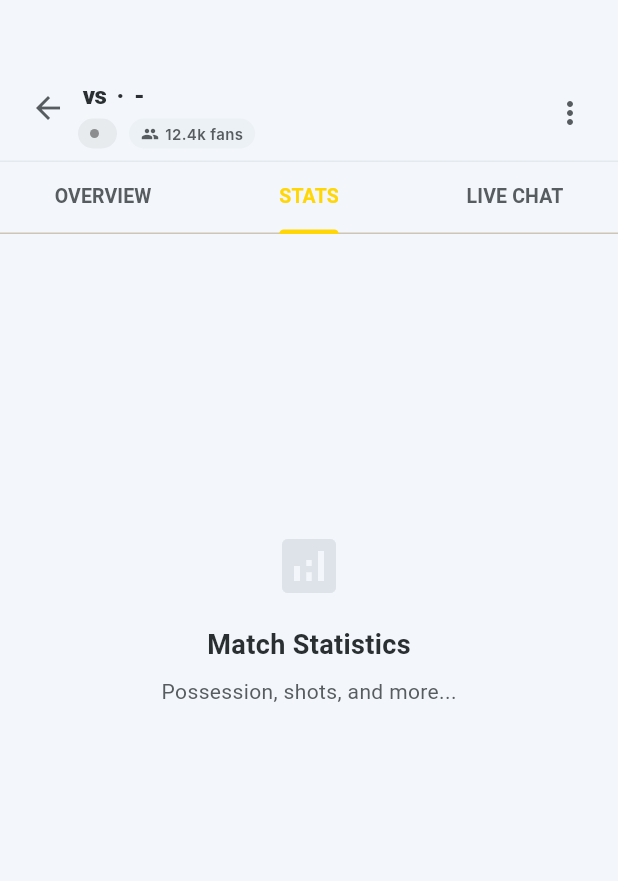
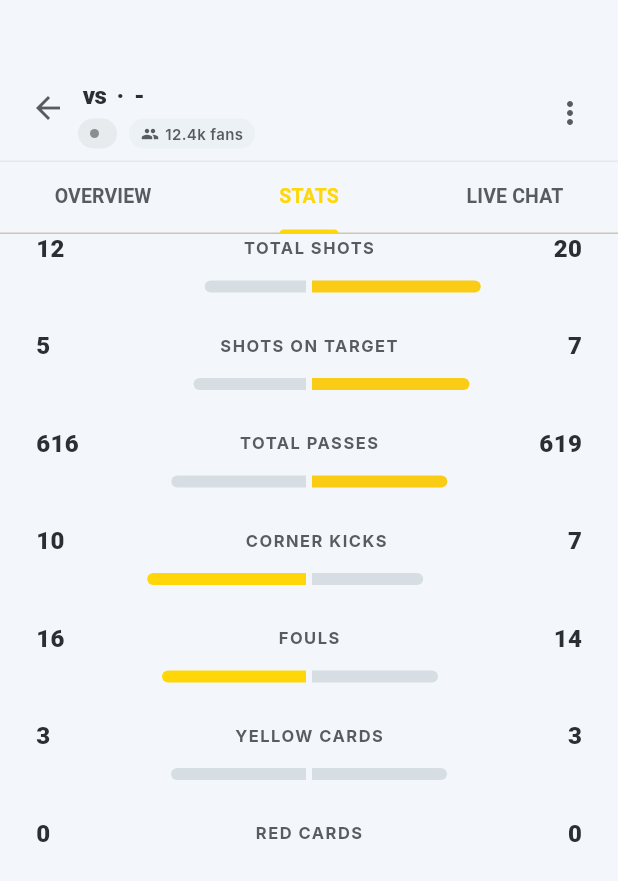
Before and after one commit to emingarip/sports-app, a Flutter app: the MatchDetailScreen screen opened directly with empty values, tab 2 chosen, scrolled down 352 dp, on a phone screen of 412 x 824 dp. Shown: the top 881 px of the screen. Run offline on Flutter 3.47's test engine with Material 3 defaults, Android fonts, the phone set to English and light mode, and no system bars; our stand-ins replace firebase_core, firebase_messaging, flutter_dotenv, flutter_riverpod, riverpod_annotation, shimmer and 1 more; accounts and stored records are empty; generated files the repository leaves out were written again; network calls fail; Roboto replaces fonts that are missing (Inter, Lexend).

Commit message:
feat(ui): implement match details stats tab with deterministic data generator and animated dual progress bars

```diff
--- a/lib/screens/match_detail_screen.dart
+++ b/lib/screens/match_detail_screen.dart
@@ -5,6 +5,7 @@ import 'package:flutter/material.dart';
 import '../theme/app_theme.dart';
 import '../models/match.dart' as model;
 import '../services/chat_service.dart';
+import '../widgets/match_stats_view.dart';
 
 enum MessageType { user, me, systemEvent }
 
@@ -270,18 +271,7 @@ class _MatchDetailScreenState extends State<MatchDetailScreen> with TickerProvid
   }
 
   Widget _buildStatsTab() {
-    return Center(
-      child: Column(
-        mainAxisAlignment: MainAxisAlignment.center,
-        children: [
-          Icon(Icons.analytics, size: 48, color: context.colors.surfaceContainerHigh),
-          const SizedBox(height: 16),
-          Text("Match Statistics", style: TextStyle(fontFamily: 'Lexend', fontSize: 18, color: context.colors.textHigh, fontWeight: FontWeight.bold)),
-          const SizedBox(height: 8),
-          Text("Possession, shots, and more...", style: TextStyle(color: context.colors.textMedium)),
-        ],
-      ),
-    );
+    return MatchStatsView(match: widget.match);
   }
 
   Widget _buildChatTab() {
--- /dev/null
+++ b/lib/widgets/match_stats_view.dart
@@ -0,0 +1,206 @@
+import 'dart:math';
+import 'package:flutter/material.dart';
+import '../models/match.dart' as model;
+import '../theme/app_theme.dart';
+
+class MatchStatData {
+  final String label;
+  final int homeValue;
+  final int awayValue;
+  final bool isPercentage;
+
+  MatchStatData({
+    required this.label,
+    required this.homeValue,
+    required this.awayValue,
+    this.isPercentage = false,
+  });
+
+  int get total => isPercentage ? 100 : homeValue + awayValue;
+  double get homePercentage => total == 0 ? 0 : homeValue / total;
+  double get awayPercentage => total == 0 ? 0 : awayValue / total;
+}
+
+class MatchStatsView extends StatefulWidget {
+  final model.Match match;
+
+  const MatchStatsView({super.key, required this.match});
+
+  @override
+  State<MatchStatsView> createState() => _MatchStatsViewState();
+}
+
+class _MatchStatsViewState extends State<MatchStatsView> with SingleTickerProviderStateMixin {
+  late final List<MatchStatData> _stats;
+  late AnimationController _animController;
+  late Animation<double> _animation;
+
+  @override
+  void initState() {
+    super.initState();
+    _stats = _generateDeterministicStats(widget.match.id);
+
+    _animController = AnimationController(
+      vsync: this,
+      duration: const Duration(milliseconds: 1200),
+    );
+    _animation = CurvedAnimation(parent: _animController, curve: Curves.easeOutCubic);
+    _animController.forward();
+  }
+
+  @override
+  void dispose() {
+    _animController.dispose();
+    super.dispose();
+  }
+
+  List<MatchStatData> _generateDeterministicStats(String matchId) {
+    // We seed the random generator using the hashcode of the match ID.
+    // This ensures that the generated stats are permanently consistent for the same match.
+    final rand = Random(matchId.hashCode);
+
+    int homePossession = 35 + rand.nextInt(31); // 35% to 65%
+    int awayPossession = 100 - homePossession;
+
+    int homeTotalShots = rand.nextInt(20) + 5; // 5 to 24
+    int awayTotalShots = rand.nextInt(20) + 5;
+
+    int homeShotsOnTarget = (homeTotalShots * (0.3 + rand.nextDouble() * 0.4)).round();
+    int awayShotsOnTarget = (awayTotalShots * (0.3 + rand.nextDouble() * 0.4)).round();
+
+    int homeCorners = rand.nextInt(10) + 1; // 1 to 10
+    int awayCorners = rand.nextInt(10) + 1;
+
+    int homeFouls = rand.nextInt(15) + 5; // 5 to 19
+    int awayFouls = rand.nextInt(15) + 5;
+
+    int homeYellow = rand.nextInt(5); // 0 to 4
+    int awayYellow = rand.nextInt(5);
+
+    int homeRed = rand.nextDouble() > 0.85 ? 1 : 0; // 15% chance
+    int awayRed = rand.nextDouble() > 0.85 ? 1 : 0;
+
+    int homePasses = 300 + (homePossession * 5) + rand.nextInt(100);
+    int awayPasses = 300 + (awayPossession * 5) + rand.nextInt(100);
+
+    return [
+      MatchStatData(label: "Ball Possession", homeValue: homePossession, awayValue: awayPossession, isPercentage: true),
+      MatchStatData(label: "Expected Goals (xG)", homeValue: (homeShotsOnTarget * 0.15 * 100).round(), awayValue: (awayShotsOnTarget * 0.15 * 100).round()), // Represented conceptually without decimals internally, formatted in UI
+      MatchStatData(label: "Total Shots", homeValue: homeTotalShots, awayValue: awayTotalShots),
+      MatchStatData(label: "Shots on Target", homeValue: homeShotsOnTarget, awayValue: awayShotsOnTarget),
+      MatchStatData(label: "Total Passes", homeValue: homePasses, awayValue: awayPasses),
+      MatchStatData(label: "Corner Kicks", homeValue: homeCorners, awayValue: awayCorners),
+      MatchStatData(label: "Fouls", homeValue: homeFouls, awayValue: awayFouls),
+      MatchStatData(label: "Yellow Cards", homeValue: homeYellow, awayValue: awayYellow),
+      MatchStatData(label: "Red Cards", homeValue: homeRed, awayValue: awayRed),
+    ];
+  }
+
+  @override
+  Widget build(BuildContext context) {
+    return AnimatedBuilder(
+      animation: _animation,
+      builder: (context, child) {
+        return ListView.builder(
+          padding: const EdgeInsets.only(top: 24, bottom: 40, left: 24, right: 24),
+          itemCount: _stats.length,
+          itemBuilder: (context, index) {
+            final stat = _stats[index];
+            final isXg = stat.label == "Expected Goals (xG)";
+
+            String homeStr = isXg ? (stat.homeValue / 100).toStringAsFixed(2) : (stat.isPercentage ? '${stat.homeValue}%' : '${stat.homeValue}');
+            String awayStr = isXg ? (stat.awayValue / 100).toStringAsFixed(2) : (stat.isPercentage ? '${stat.awayValue}%' : '${stat.awayValue}');
+
+            // For visuals, we need percentage out of the total.
+            // If total is 0 (e.g., Red Cards 0-0), fill neither.
+            double homeFlex = stat.total == 0 ? 0.0 : (stat.homeValue / stat.total);
+            double awayFlex = stat.total == 0 ? 0.0 : (stat.awayValue / stat.total);
+
+            // Apply animation scale
+            homeFlex *= _animation.value;
+            awayFlex *= _animation.value;
+
+            return Padding(
+              padding: const EdgeInsets.only(bottom: 24),
+              child: Column(
+                children: [
+                  Row(
+                    mainAxisAlignment: MainAxisAlignment.spaceBetween,
+                    children: [
+                      Text(
+                        homeStr,
+                        style: TextStyle(
+                          color: context.colors.textHigh,
+                          fontFamily: 'Lexend',
+                          fontSize: 16,
+                          fontWeight: FontWeight.w900,
+                        ),
+                      ),
+                      Text(
+                        stat.label.toUpperCase(),
+                        style: TextStyle(
+                          color: context.colors.textMedium,
+                          fontFamily: 'Inter',
+                          fontSize: 11,
+                          fontWeight: FontWeight.bold,
+                          letterSpacing: 1.0,
+                        ),
+                      ),
+                      Text(
+                        awayStr,
+                        style: TextStyle(
+                          color: context.colors.textHigh,
+                          fontFamily: 'Lexend',
+                          fontSize: 16,
+                          fontWeight: FontWeight.w900,
+                        ),
+                      ),
+                    ],
+                  ),
+                  const SizedBox(height: 10),
+                  Row(
+                    children: [
+                      // Home Bar
+                      Expanded(
+                        child: Align(
+                          alignment: Alignment.centerRight,
+                          child: FractionallySizedBox(
+                            widthFactor: homeFlex == 0.0 && stat.total == 0 ? 0.0 : homeFlex.clamp(0.02, 1.0),
+                            child: Container(
+                              height: 8,
+                              decoration: BoxDecoration(
+                                color: homeFlex > awayFlex ? context.colors.primaryContainer : context.colors.surfaceContainerHighest,
+                                borderRadius: const BorderRadius.horizontal(left: Radius.circular(4)), // Rounded outer tail
+                              ),
+                            ),
+                          ),
+                        ),
+                      ),
+                      const SizedBox(width: 4), // Middle split
+                      // Away Bar
+                      Expanded(
+                        child: Align(
+                          alignment: Alignment.centerLeft,
+                          child: FractionallySizedBox(
+                            widthFactor: awayFlex == 0.0 && stat.total == 0 ? 0.0 : awayFlex.clamp(0.02, 1.0),
+                            child: Container(
+                              height: 8,
+                              decoration: BoxDecoration(
+                                color: awayFlex > homeFlex ? context.colors.accent : context.colors.surfaceContainerHighest,
+                                borderRadius: const BorderRadius.horizontal(right: Radius.circular(4)), // Rounded outer tail
+                              ),
+                            ),
+                          ),
+                        ),
+                      ),
+                    ],
+                  )
+                ],
+              ),
+            );
+          },
+        );
+      },
+    );
+  }
+}
```
